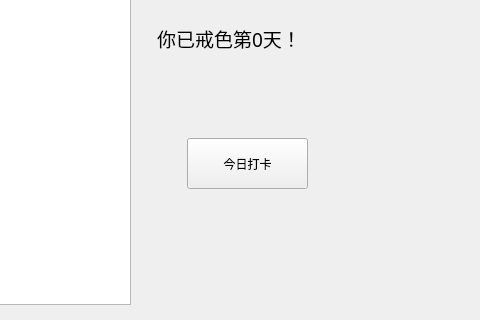
nitaichuchong/Check_in_tool, file UI/main.ui: the form before one commit; both pictures show x 183 to 663 and y 162 to 482 of the 663 by 482 pixel window.
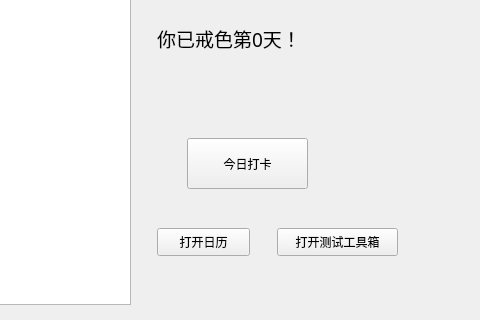
The form after the commit.

Diff of the .ui file:
```diff
--- a/UI/main.ui
+++ b/UI/main.ui
@@ -95,6 +95,32 @@
     <string/>
    </property>
   </widget>
+  <widget class="QPushButton" name="pushButton_calendar">
+   <property name="geometry">
+    <rect>
+     <x>340</x>
+     <y>390</y>
+     <width>93</width>
+     <height>28</height>
+    </rect>
+   </property>
+   <property name="text">
+    <string>打开日历</string>
+   </property>
+  </widget>
+  <widget class="QPushButton" name="pushButton_test">
+   <property name="geometry">
+    <rect>
+     <x>460</x>
+     <y>390</y>
+     <width>121</width>
+     <height>28</height>
+    </rect>
+   </property>
+   <property name="text">
+    <string>打开测试工具箱</string>
+   </property>
+  </widget>
  </widget>
  <resources/>
  <connections/>
```
